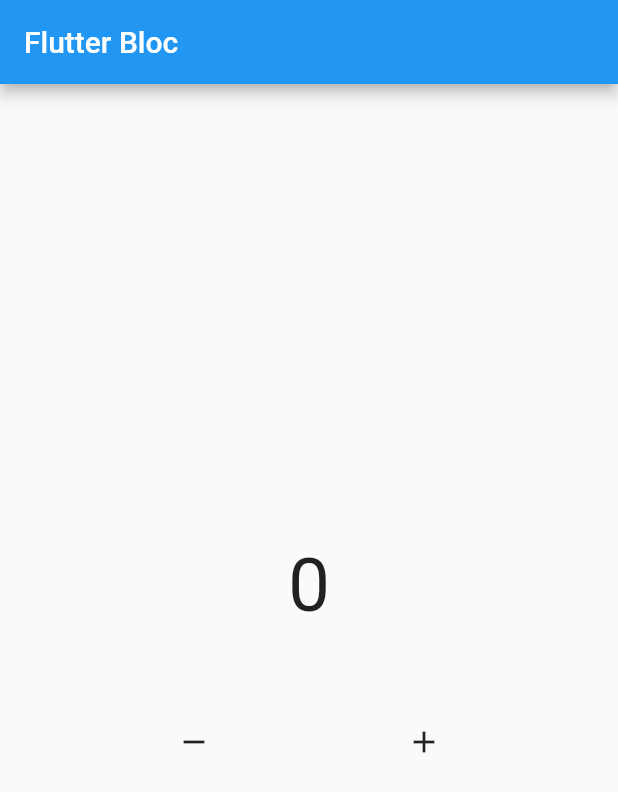
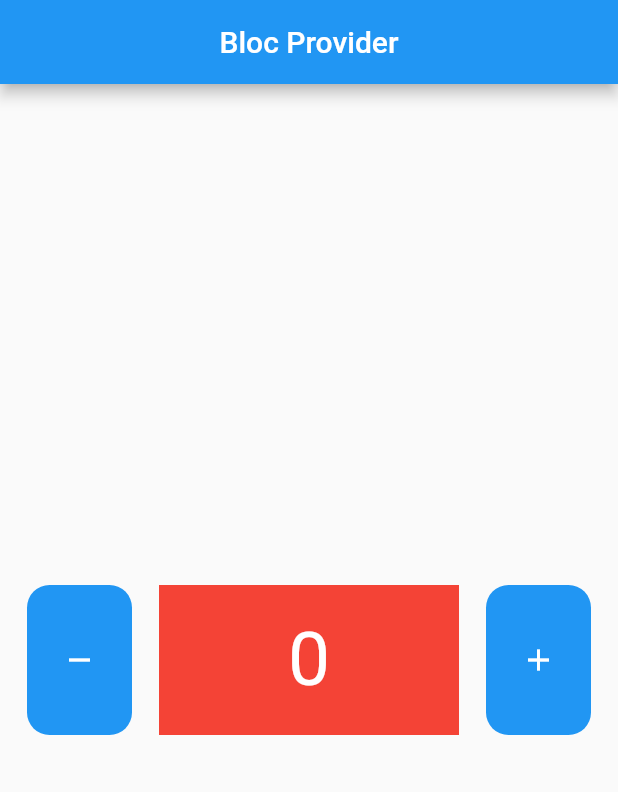
Before and after one commit to romzifg/flutter_bloc, a Flutter app: the screen it shows after launch, on a phone screen of 412 x 824 dp. Shown: the top 792 px of the screen. Run offline on Flutter 3.47's test engine with Material 2 defaults, Android fonts, the phone set to English and light mode, and no system bars; our stand-ins replace bloc, flutter_bloc.

Commit message:
update, add page bloc provider

```diff
--- a/lib/main.dart
+++ b/lib/main.dart
@@ -1,5 +1,7 @@
 import 'package:flutter/material.dart';
-import 'package:learn_flutter_bloc/BlocBuilderPage/pages/bloc_builder_page.dart';
+import 'package:flutter_bloc/flutter_bloc.dart';
+import 'package:learn_flutter_bloc/bloc/counter.dart';
+import 'package:learn_flutter_bloc/pages/BlocProvider/bloc_provider_page.dart';
 
 void main() {
   runApp(const MyApp());
@@ -10,9 +12,12 @@ class MyApp extends StatelessWidget {
 
   @override
   Widget build(BuildContext context) {
-    return MaterialApp(
-      debugShowCheckedModeBanner: false,
-      home: BlocBuilderPage(),
+    return BlocProvider(
+      create: (context) => Counter(),
+      child: MaterialApp(
+        debugShowCheckedModeBanner: false,
+        home: BlocProviderPage(),
+      ),
     );
   }
 }
--- a/lib/BlocBuilderPage/pages/bloc_builder_page.dart
+++ b/lib/pages/BlocBuilderPage/bloc_builder_page.dart
@@ -1,6 +1,6 @@
 import 'package:flutter/material.dart';
 import 'package:flutter_bloc/flutter_bloc.dart';
-import 'package:learn_flutter_bloc/BlocBuilderPage/bloc/counter.dart';
+import 'package:learn_flutter_bloc/bloc/counter.dart';
 
 class BlocBuilderPage extends StatelessWidget {
   Counter myCounter = Counter();
--- /dev/null
+++ b/lib/pages/BlocProvider/bloc_provider_page.dart
@@ -0,0 +1,68 @@
+import 'package:flutter/material.dart';
+import 'package:flutter_bloc/flutter_bloc.dart';
+import 'package:learn_flutter_bloc/bloc/counter.dart';
+import 'package:learn_flutter_bloc/pages/BlocProvider/data_widget.dart';
+
+class BlocProviderPage extends StatelessWidget {
+  @override
+  Widget build(BuildContext context) {
+    Counter myCounter = BlocProvider.of<Counter>(context);
+    return Scaffold(
+      appBar: AppBar(
+        title: const Text("Bloc Provider"),
+        centerTitle: true,
+      ),
+      body: Column(
+        mainAxisAlignment: MainAxisAlignment.center,
+        children: [
+          Row(
+            mainAxisAlignment: MainAxisAlignment.spaceEvenly,
+            children: [
+              Material(
+                color: Colors.blue,
+                borderRadius: BorderRadius.circular(15),
+                child: InkWell(
+                  borderRadius: BorderRadius.circular(15),
+                  onTap: () {
+                    myCounter.decrement();
+                  },
+                  child: const SizedBox(
+                    height: 100,
+                    width: 70,
+                    child: Center(
+                      child: Icon(
+                        Icons.remove,
+                        color: Colors.white,
+                      ),
+                    ),
+                  ),
+                ),
+              ),
+              const DataWidget(),
+              Material(
+                color: Colors.blue,
+                borderRadius: BorderRadius.circular(15),
+                child: InkWell(
+                  borderRadius: BorderRadius.circular(15),
+                  onTap: () {
+                    myCounter.increment();
+                  },
+                  child: const SizedBox(
+                    height: 100,
+                    width: 70,
+                    child: Center(
+                      child: Icon(
+                        Icons.add,
+                        color: Colors.white,
+                      ),
+                    ),
+                  ),
+                ),
+              )
+            ],
+          ),
+        ],
+      ),
+    );
+  }
+}
--- /dev/null
+++ b/lib/pages/BlocProvider/center_widget.dart
@@ -0,0 +1,28 @@
+import 'package:flutter/material.dart';
+import 'package:flutter_bloc/flutter_bloc.dart';
+import 'package:learn_flutter_bloc/bloc/counter.dart';
+
+class CenterWidget extends StatelessWidget {
+  const CenterWidget({
+    super.key,
+  });
+
+  @override
+  Widget build(BuildContext context) {
+    Counter myCounter = BlocProvider.of<Counter>(context);
+    return Center(
+      child: BlocBuilder(
+        bloc: myCounter,
+        builder: (context, state) {
+          return Text(
+            "$state",
+            style: const TextStyle(
+              fontSize: 50,
+              color: Colors.white,
+            ),
+          );
+        },
+      ),
+    );
+  }
+}
--- /dev/null
+++ b/lib/pages/BlocProvider/data_widget.dart
@@ -0,0 +1,18 @@
+import 'package:flutter/material.dart';
+import 'package:learn_flutter_bloc/pages/BlocProvider/center_widget.dart';
+
+class DataWidget extends StatelessWidget {
+  const DataWidget({
+    super.key,
+  });
+
+  @override
+  Widget build(BuildContext context) {
+    return Container(
+      color: Colors.red,
+      height: 100,
+      width: 200,
+      child: const CenterWidget(),
+    );
+  }
+}
--- a/lib/Stream/stream.dart
+++ b/lib/pages/Stream/stream.dart
@@ -1,7 +1,7 @@
 import 'package:flutter/material.dart';
 
-class HomePage extends StatelessWidget {
-  const HomePage({super.key});
+class StreamPage extends StatelessWidget {
+  const StreamPage({super.key});
 
   Stream<int> countStream() async* {
     for (int i = 1; i <= 10; i++) {
```
Also changed, not shown: lib/pages/BlocBuilderPage/bloc_comsumer_page.dart (added, +65 -0 lines), lib/bloc/counter.dart (renamed from lib/BlocBuilderPage/bloc/counter.dart), lib/pages/CubitPage/cubit_page.dart (renamed from lib/CubitPage/cubit_page.dart).
